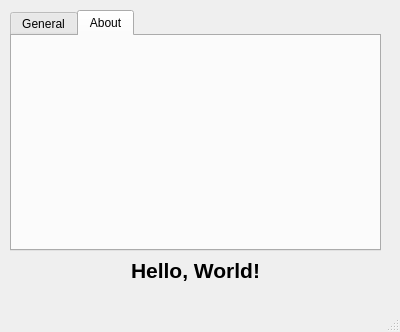
This is mainwindow.ui in wudi-7mi/open_ra2ob_qt6 as Qt 5 draws it before an edit. The edited form follows.
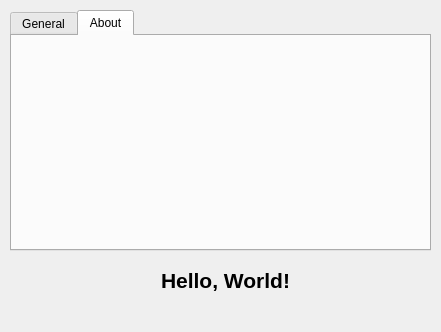
This is the edited form. The open tabs and pages were chosen to show the change. Icons and pictures are not drawn.

Commit message: add more icons; add class Ra2

What changed in the file:
```diff
--- a/mainwindow.ui
+++ b/mainwindow.ui
@@ -6,7 +6,7 @@
    <rect>
     <x>0</x>
     <y>0</y>
-    <width>400</width>
+    <width>441</width>
     <height>332</height>
    </rect>
   </property>
@@ -17,8 +17,8 @@
    <widget class="QLabel" name="label">
     <property name="geometry">
      <rect>
-      <x>90</x>
-      <y>240</y>
+      <x>120</x>
+      <y>250</y>
       <width>211</width>
       <height>61</height>
      </rect>
@@ -41,7 +41,7 @@
      <rect>
       <x>10</x>
       <y>10</y>
-      <width>371</width>
+      <width>421</width>
       <height>241</height>
      </rect>
     </property>
@@ -112,7 +112,7 @@
      <widget class="QLabel" name="label_2">
       <property name="geometry">
        <rect>
-        <x>90</x>
+        <x>130</x>
         <y>20</y>
         <width>171</width>
         <height>171</height>
@@ -141,7 +141,6 @@
     </rect>
    </property>
   </widget>
-  <widget class="QStatusBar" name="statusbar"/>
  </widget>
  <resources>
   <include location="resources.qrc"/>
```
Left out of the diff: 2 changed lines with no effect on the pictures. The commit also changes 19 other files.
